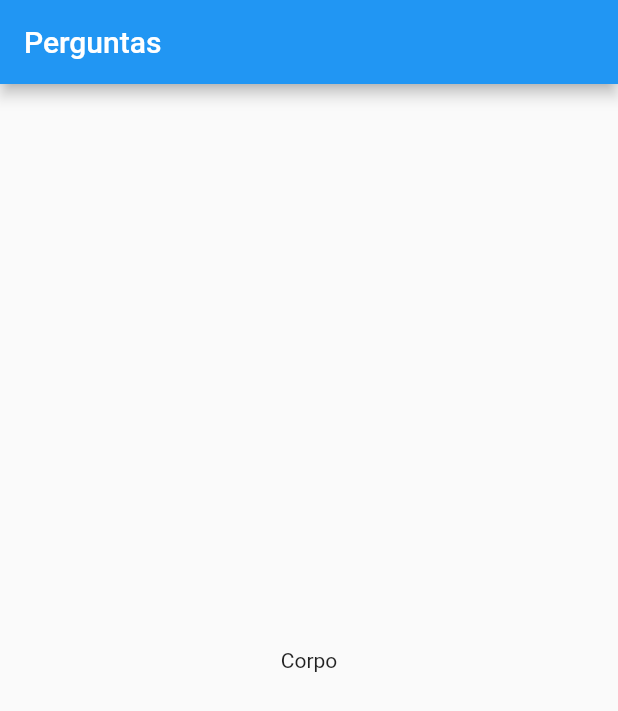
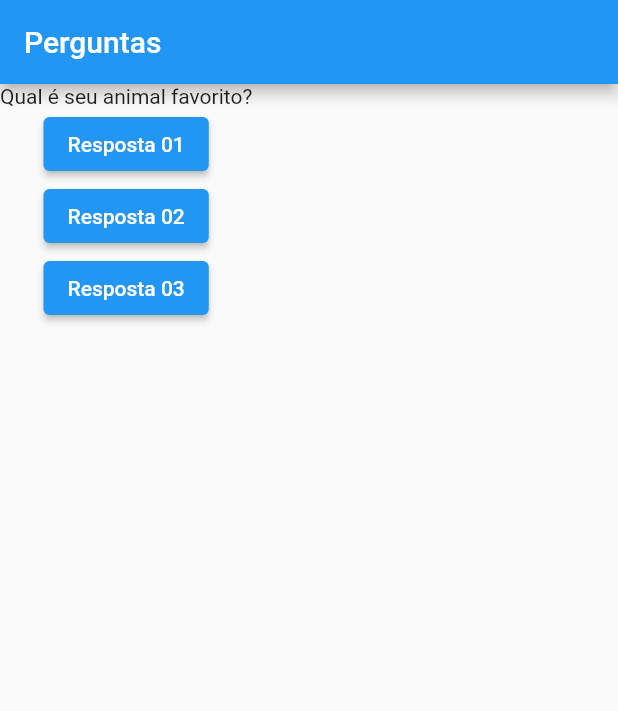
Before and after one commit to jwdevelopper/question_app, a Flutter app: the screen it shows after launch, on a phone screen of 412 x 824 dp. Shown: the top 711 px of the screen. Run offline on Flutter 3.47's test engine with Material 2 defaults, Android fonts, the phone set to English and light mode, and no system bars.

Commit message:
inicio da explicação de tipos de widget

```diff
--- a/lib/main.dart
+++ b/lib/main.dart
@@ -4,14 +4,40 @@ import 'package:flutter/material.dart';
 main() => runApp(QuestionApp());
 
 class QuestionApp extends StatelessWidget {
+  var perguntaSelecionada = 1;
+
+  void responder() {
+    perguntaSelecionada++;
+    print("valor: " + perguntaSelecionada.toString());
+  }
+
+  void Function() funcaoRetornaFuncao() {
+    return (() => print("chamou a função que retorna função"));
+  }
+
   @override
   Widget build(BuildContext context) {
+    final perguntas = [
+      "Qual é sua cor favorita?",
+      "Qual é seu animal favorito?"
+    ];
+
     return MaterialApp(
       home: Scaffold(
         appBar: AppBar(
           title: const Text('Perguntas'),
         ),
-        body: const Center(child: Text('Corpo')),
+        body: Column(
+          children: [
+            Text(perguntas[perguntaSelecionada]),
+            ElevatedButton(
+                onPressed: responder, child: const Text("Resposta 01")),
+            ElevatedButton(
+                onPressed: responder, child: const Text("Resposta 02")),
+            ElevatedButton(
+                onPressed: responder, child: const Text("Resposta 03")),
+          ],
+        ),
       ),
     );
   }
```
